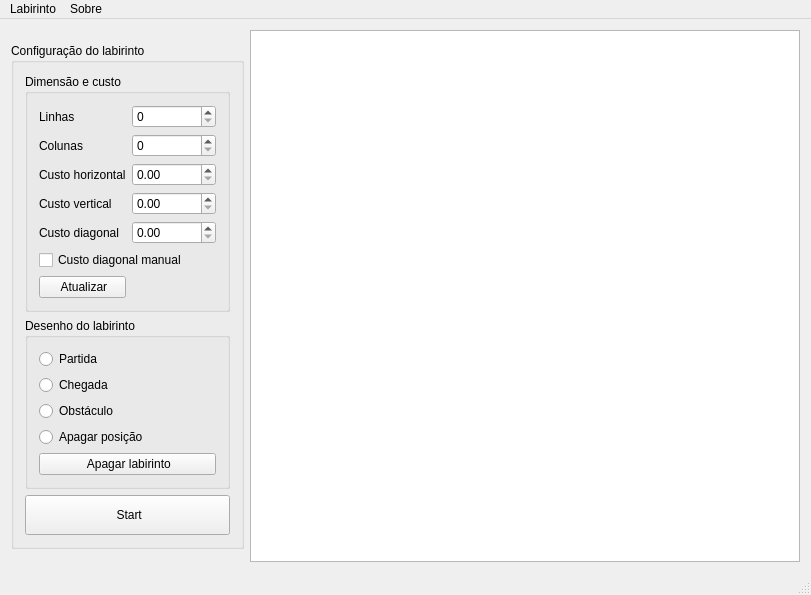
The window that src/mainwindow.ui (carvalhojldc/labyrinth) describes before a commit, drawn with Qt 5.
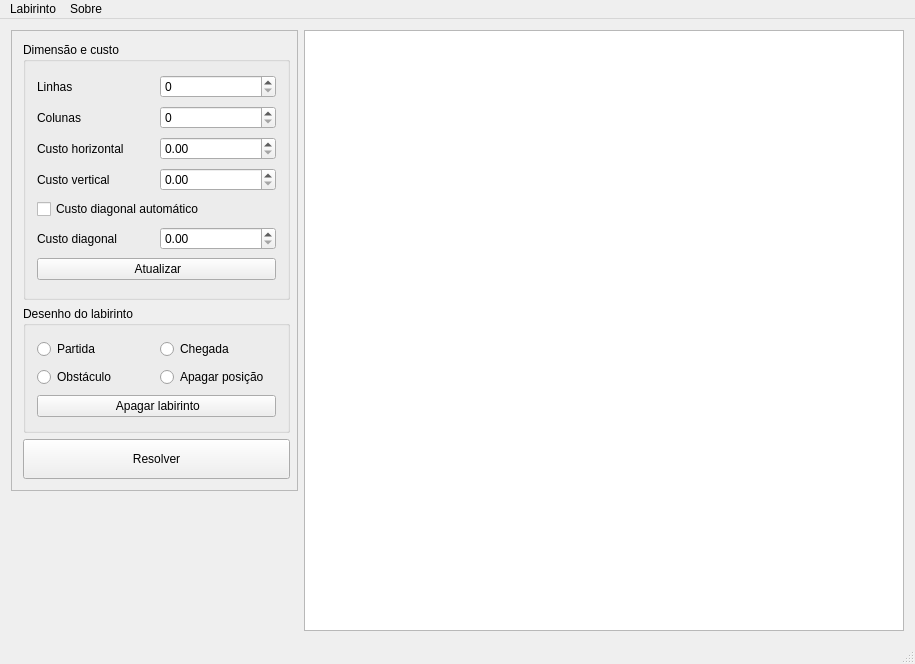
The same window after the commit.

```diff
--- a/src/mainwindow.ui
+++ b/src/mainwindow.ui
@@ -6,8 +6,8 @@
    <rect>
     <x>0</x>
     <y>0</y>
-    <width>811</width>
-    <height>592</height>
+    <width>915</width>
+    <height>664</height>
    </rect>
   </property>
   <property name="windowTitle">
@@ -17,25 +17,50 @@
    <property name="enabled">
     <bool>true</bool>
    </property>
-   <layout class="QHBoxLayout" name="horizontalLayout">
-    <item>
-     <widget class="QGroupBox" name="gb_labyrinthConfig">
+   <layout class="QGridLayout" name="gridLayout_6">
+    <item row="0" column="0">
+     <layout class="QGridLayout" name="gridLayout_2">
+      <item row="0" column="0">
+       <layout class="QGridLayout" name="gridLayout_5">
+        <item row="0" column="0">
+         <widget class="QFrame" name="frame_2">
       <property name="sizePolicy">
        <sizepolicy hsizetype="Fixed" vsizetype="Fixed">
         <horstretch>0</horstretch>
         <verstretch>0</verstretch>
        </sizepolicy>
       </property>
-      <property name="title">
-       <string>Configuração do labirinto</string>
+          <property name="minimumSize">
+           <size>
+            <width>287</width>
+            <height>457</height>
+           </size>
+          </property>
+          <property name="frameShape">
+           <enum>QFrame::StyledPanel</enum>
+          </property>
+          <property name="frameShadow">
+           <enum>QFrame::Raised</enum>
       </property>
       <layout class="QGridLayout" name="gridLayout_4">
        <item row="0" column="0">
         <widget class="QGroupBox" name="groupBox_2">
+             <property name="sizePolicy">
+              <sizepolicy hsizetype="Minimum" vsizetype="Minimum">
+               <horstretch>0</horstretch>
+               <verstretch>0</verstretch>
+              </sizepolicy>
+             </property>
+             <property name="minimumSize">
+              <size>
+               <width>267</width>
+               <height>258</height>
+              </size>
+             </property>
          <property name="title">
           <string>Dimensão e custo</string>
          </property>
-         <layout class="QGridLayout" name="gridLayout">
+             <layout class="QGridLayout" name="gridLayout_3">
           <item row="0" column="0">
            <widget class="QLabel" name="lb_lines">
             <property name="text">
@@ -76,34 +101,34 @@
           <item row="3" column="1">
            <widget class="QDoubleSpinBox" name="sb_costVertical"/>
           </item>
-          <item row="4" column="0">
+              <item row="5" column="0">
            <widget class="QLabel" name="lb_costDiagonal">
             <property name="text">
              <string>Custo diagonal</string>
             </property>
            </widget>
           </item>
-          <item row="4" column="1">
+              <item row="5" column="1">
            <widget class="QDoubleSpinBox" name="sb_costDiagonal">
             <property name="singleStep">
              <double>0.500000000000000</double>
             </property>
            </widget>
           </item>
-          <item row="5" column="0" colspan="2">
-           <widget class="QCheckBox" name="checkBox">
-            <property name="text">
-             <string>Custo diagonal manual</string>
-            </property>
-           </widget>
-          </item>
-          <item row="6" column="0">
+              <item row="6" column="0" colspan="2">
            <widget class="QPushButton" name="pb_newBoard">
             <property name="text">
              <string> Atualizar</string>
             </property>
            </widget>
           </item>
+              <item row="4" column="0" colspan="2">
+               <widget class="QCheckBox" name="cb_costDiagonal">
+                <property name="text">
+                 <string>Custo diagonal automático</string>
+                </property>
+               </widget>
+              </item>
          </layout>
         </widget>
        </item>
@@ -112,24 +137,22 @@
          <property name="enabled">
           <bool>true</bool>
          </property>
+             <property name="sizePolicy">
+              <sizepolicy hsizetype="Fixed" vsizetype="Fixed">
+               <horstretch>0</horstretch>
+               <verstretch>0</verstretch>
+              </sizepolicy>
+             </property>
+             <property name="minimumSize">
+              <size>
+               <width>267</width>
+               <height>127</height>
+              </size>
+             </property>
          <property name="title">
           <string>Desenho do labirinto</string>
          </property>
-         <layout class="QGridLayout" name="gridLayout_2">
-          <item row="3" column="0">
-           <widget class="QRadioButton" name="rb_clearCell">
-            <property name="text">
-             <string>Apagar posição</string>
-            </property>
-           </widget>
-          </item>
-          <item row="1" column="0">
-           <widget class="QRadioButton" name="rb_end">
-            <property name="text">
-             <string>Chegada</string>
-            </property>
-           </widget>
-          </item>
+             <layout class="QGridLayout" name="gridLayout">
           <item row="0" column="0">
            <widget class="QRadioButton" name="rb_start">
             <property name="text">
@@ -137,14 +160,28 @@
             </property>
            </widget>
           </item>
-          <item row="2" column="0">
+              <item row="0" column="1">
+               <widget class="QRadioButton" name="rb_end">
+                <property name="text">
+                 <string>Chegada</string>
+                </property>
+               </widget>
+              </item>
+              <item row="1" column="0">
            <widget class="QRadioButton" name="rb_wall">
             <property name="text">
              <string>Obstáculo</string>
             </property>
            </widget>
           </item>
-          <item row="4" column="0">
+              <item row="1" column="1">
+               <widget class="QRadioButton" name="rb_clearCell">
+                <property name="text">
+                 <string>Apagar posição</string>
+                </property>
+               </widget>
+              </item>
+              <item row="2" column="0" colspan="2">
            <widget class="QPushButton" name="pb_clearBoard">
             <property name="text">
              <string> Apagar labirinto</string>
@@ -160,26 +197,44 @@
           <bool>true</bool>
          </property>
          <property name="sizePolicy">
-          <sizepolicy hsizetype="Fixed" vsizetype="Fixed">
+              <sizepolicy hsizetype="Minimum" vsizetype="Minimum">
            <horstretch>0</horstretch>
            <verstretch>0</verstretch>
           </sizepolicy>
          </property>
          <property name="minimumSize">
           <size>
-           <width>205</width>
+               <width>267</width>
            <height>40</height>
           </size>
          </property>
          <property name="text">
-          <string> Start</string>
+              <string>Resolver</string>
          </property>
         </widget>
        </item>
       </layout>
-     </widget>
-    </item>
-    <item>
+          <zorder>gb_drawing</zorder>
+          <zorder>pb_start</zorder>
+          <zorder>groupBox_2</zorder>
+         </widget>
+        </item>
+        <item row="1" column="0">
+         <spacer name="verticalSpacer">
+          <property name="orientation">
+           <enum>Qt::Vertical</enum>
+          </property>
+          <property name="sizeHint" stdset="0">
+           <size>
+            <width>20</width>
+            <height>40</height>
+           </size>
+          </property>
+         </spacer>
+        </item>
+       </layout>
+      </item>
+      <item row="0" column="1">
      <widget class="QTableWidget" name="board">
       <property name="sizePolicy">
        <sizepolicy hsizetype="Minimum" vsizetype="Minimum">
@@ -189,27 +244,32 @@
       </property>
       <property name="minimumSize">
        <size>
-        <width>532</width>
-        <height>532</height>
+          <width>600</width>
+          <height>600</height>
        </size>
       </property>
       <attribute name="horizontalHeaderDefaultSectionSize">
        <number>100</number>
       </attribute>
+        <attribute name="horizontalHeaderMinimumSectionSize">
+         <number>20</number>
+        </attribute>
+        <attribute name="verticalHeaderMinimumSectionSize">
+         <number>20</number>
+        </attribute>
      </widget>
     </item>
    </layout>
-   <zorder>gb_labyrinthConfig</zorder>
-   <zorder>board</zorder>
-   <zorder>verticalSpacer</zorder>
+    </item>
+   </layout>
   </widget>
   <widget class="QMenuBar" name="menuBar">
    <property name="geometry">
     <rect>
      <x>0</x>
      <y>0</y>
-     <width>811</width>
-     <height>20</height>
+     <width>915</width>
+     <height>22</height>
     </rect>
    </property>
    <widget class="QMenu" name="menuAbout">
```
Lines whose indentation alone changed are shown as unchanged.
